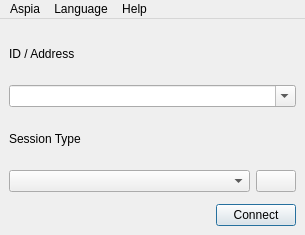
Qt form source/client/ui/client_window.ui (dchapyshev/aspia) before a commit.
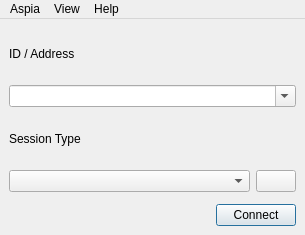
The same form after that commit. Icons and pictures are not drawn.

Commit message: Added themes support to client.

What changed in the file:
```diff
--- a/source/client/ui/client_window.ui
+++ b/source/client/ui/client_window.ui
@@ -149,14 +149,25 @@
     <addaction name="separator"/>
     <addaction name="action_about"/>
    </widget>
+   <widget class="QMenu" name="menuView">
+    <property name="title">
+     <string>View</string>
+    </property>
    <widget class="QMenu" name="menu_language">
     <property name="title">
      <string>Language</string>
     </property>
-    <addaction name="separator"/>
-   </widget>
-   <addaction name="menu_aspia"/>
+    </widget>
+    <widget class="QMenu" name="menu_theme">
+     <property name="title">
+      <string>Theme</string>
+     </property>
+    </widget>
    <addaction name="menu_language"/>
+    <addaction name="menu_theme"/>
+   </widget>
+   <addaction name="menu_aspia"/>
+   <addaction name="menuView"/>
    <addaction name="menu_help"/>
   </widget>
   <action name="action_help">
```
Lines whose indentation alone changed are shown as unchanged. The commit also changes 4 other files.
